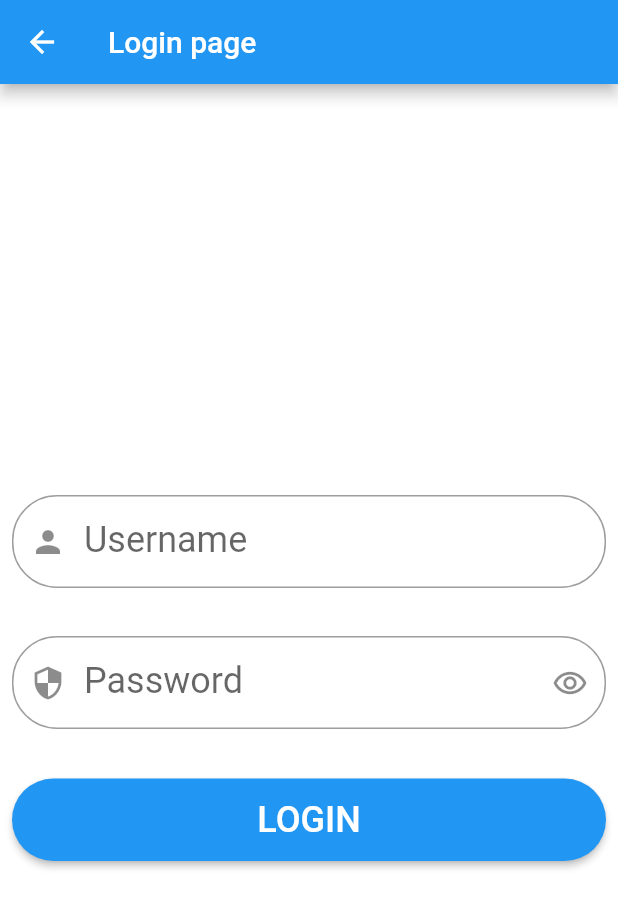
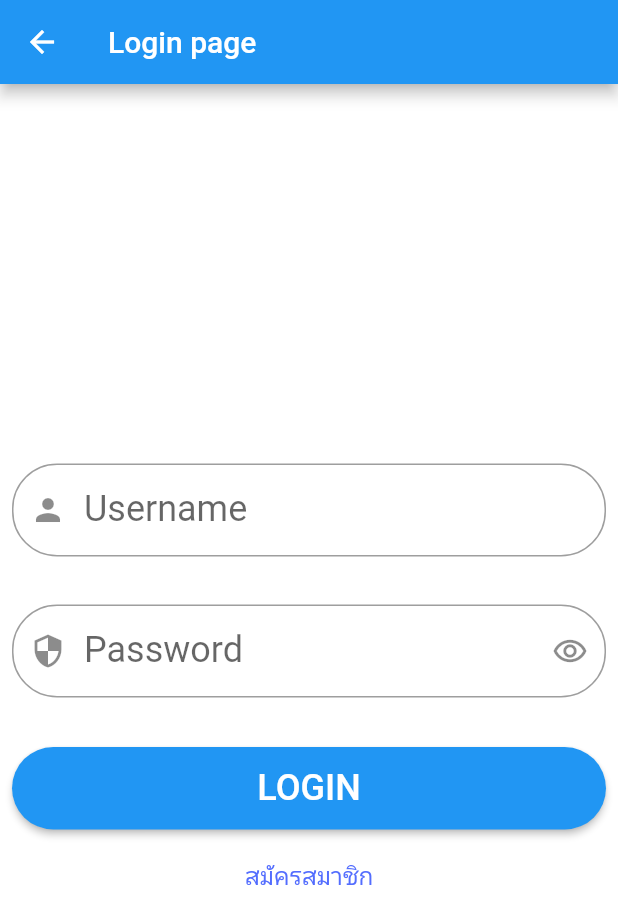
Before and after one commit to Yutthana1/ProjectAppRoad64-main, a Flutter app: the screen it shows after launch, in the side drawer, after a tap on "Login", on a phone screen of 412 x 824 dp. Shown: the top 924 px of the screen. Run offline on Flutter 3.47's test engine with Material 2 defaults, Android fonts, the light colour scheme and no system bars; our stand-ins replace google_maps_flutter, hexcolor, image_picker, location; network calls fail; Roboto replaces fonts that are missing (kanit).

Commit message:
Update: Login page UI and check Error textfild!! (เพิ่มปุ่มกด register)

```diff
--- a/lib/Login.dart
+++ b/lib/Login.dart
@@ -1,3 +1,4 @@
+import 'package:approad_project64/Register.dart';
 import 'package:flutter/cupertino.dart';
 import 'package:flutter/material.dart';
 
@@ -29,6 +30,8 @@ class _loginState extends State<login> {
             passWordTextField('Password', 'รหัสผ่าน'),
             SizedBox(height: 25),
             loginButton(), //ปุ่ม login
+            SizedBox(height: 20),
+            registerTextField('สมัครสมาชิก'),
           ],
         ),
         color: Colors.white,
@@ -85,6 +88,26 @@ class _loginState extends State<login> {
     );
   }
 
+  Widget registerTextField(String text) {
+    return Container(
+      //width: MediaQuery.of(context).size.width * 0.5,
+      child: GestureDetector(
+        child: Text(
+          text,
+          style: TextStyle(fontSize: 16, color: Colors.indigoAccent),
+        ),
+        onTap: () {
+          Navigator.push(
+            context,
+            new MaterialPageRoute(
+              builder: (context) => register(),
+            ),
+          );
+        },
+      ),
+    );
+  }
+
   Widget userTextField(String txtLabel, String hintTxt) {
     return Padding(
       padding: const EdgeInsets.all(8.0),
@@ -107,10 +130,7 @@ class _loginState extends State<login> {
     );
   }
 
-  Widget passWordTextField(
-    String txtLabel,
-    String hintTxt,
-  ) {
+  Widget passWordTextField(String txtLabel, String hintTxt) {
     return Padding(
       padding: const EdgeInsets.all(8.0),
       child: TextField(
```
